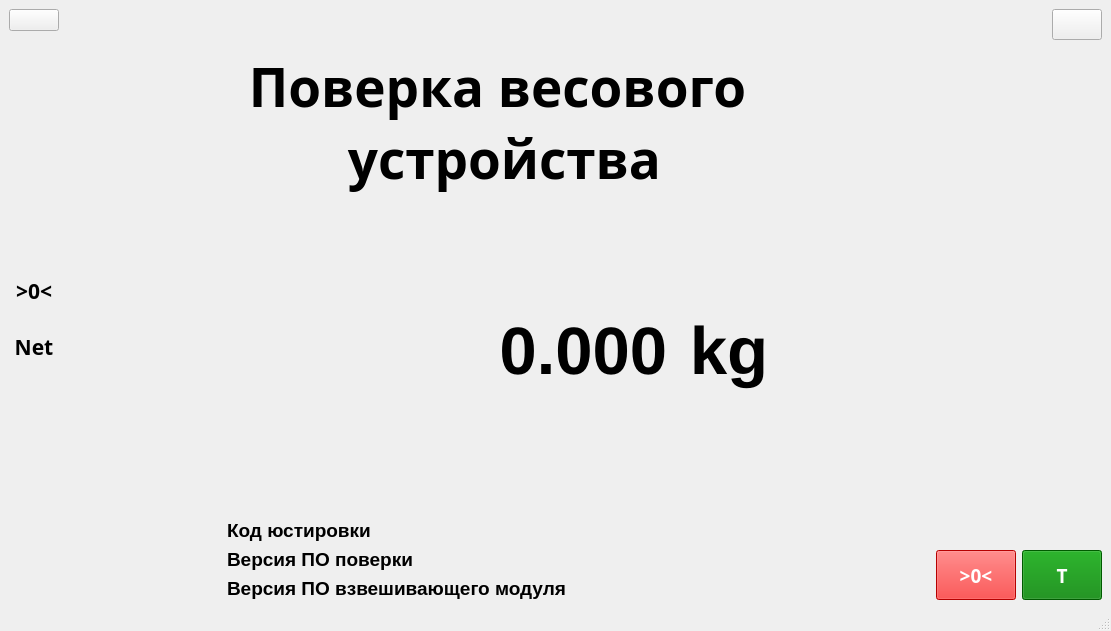
Above: mainwindow.ui from cyrillwork/MassaK before the change. Below: the same form after it.
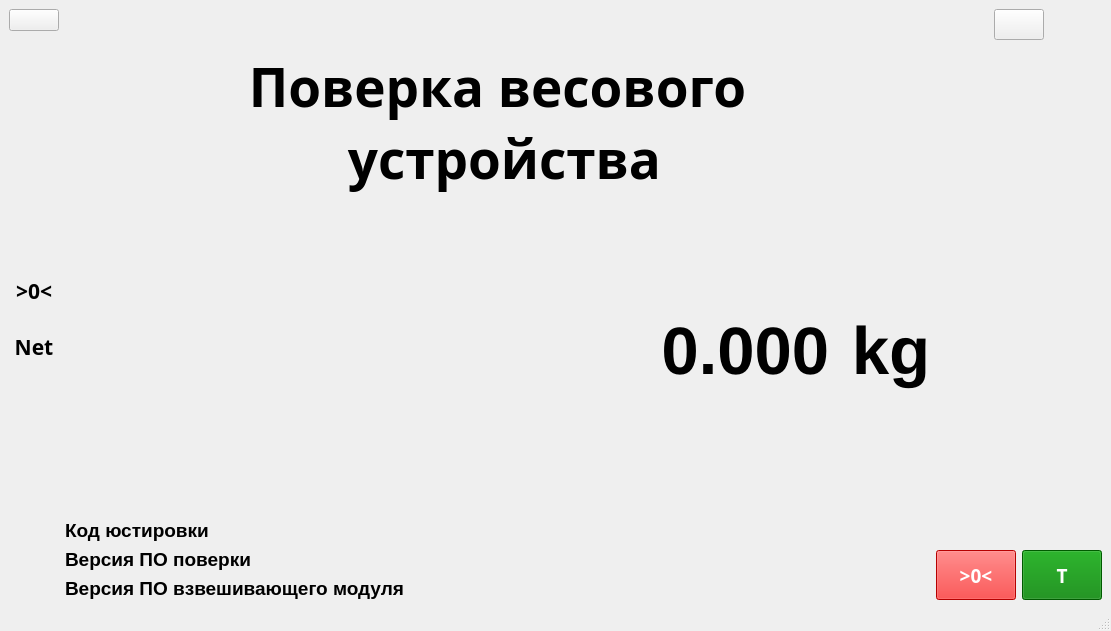
That is the form after the change.

Commit message: fix design widgets

What changed in the file:
```diff
--- a/mainwindow.ui
+++ b/mainwindow.ui
@@ -121,19 +121,6 @@
       </item>
      </layout>
     </item>
-    <item>
-     <spacer name="horizontalSpacer_2">
-      <property name="orientation">
-       <enum>Qt::Horizontal</enum>
-      </property>
-      <property name="sizeHint" stdset="0">
-       <size>
-        <width>40</width>
-        <height>20</height>
-       </size>
-      </property>
-     </spacer>
-    </item>
     <item>
      <layout class="QVBoxLayout" name="verticalLayout_2">
       <item>
@@ -431,24 +418,13 @@
       </item>
      </layout>
     </item>
-    <item>
-     <spacer name="horizontalSpacer_3">
-      <property name="orientation">
-       <enum>Qt::Horizontal</enum>
-      </property>
-      <property name="sizeHint" stdset="0">
-       <size>
-        <width>40</width>
-        <height>20</height>
-       </size>
-      </property>
-     </spacer>
-    </item>
     <item>
      <layout class="QVBoxLayout" name="verticalLayout_3">
       <item>
        <layout class="QVBoxLayout" name="verticalLayout_4">
         <item>
+         <layout class="QHBoxLayout" name="horizontalLayout_4">
+          <item>
          <widget class="QPushButton" name="closeButton">
           <property name="maximumSize">
            <size>
@@ -465,12 +441,14 @@
            </font>
           </property>
           <property name="layoutDirection">
-           <enum>Qt::RightToLeft</enum>
+             <enum>Qt::LeftToRight</enum>
           </property>
           <property name="text">
            <string/>
           </property>
          </widget>
+          </item>
+         </layout>
         </item>
         <item>
          <spacer name="verticalSpacer_4">
```
Lines whose indentation alone changed are shown as unchanged. The commit also changes 4 other files.
